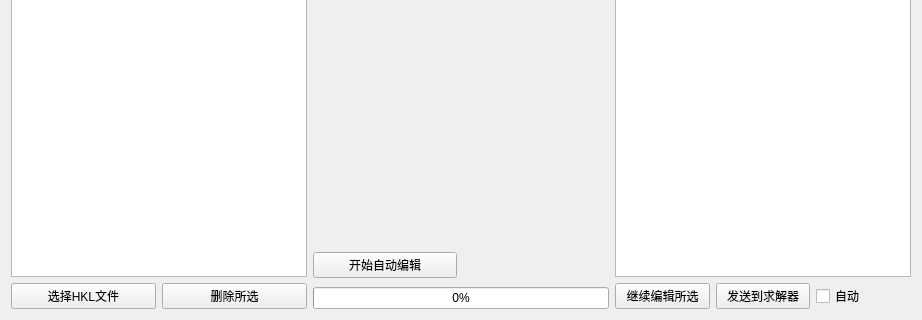
First picture: the form in crystaltoolgui/qt/tabhkleditor.ui, repository jingshenSN2/CrystalTool, before the edit; both pictures show x 0 to 922 and y 265 to 585 of the 922 by 585 pixel window.
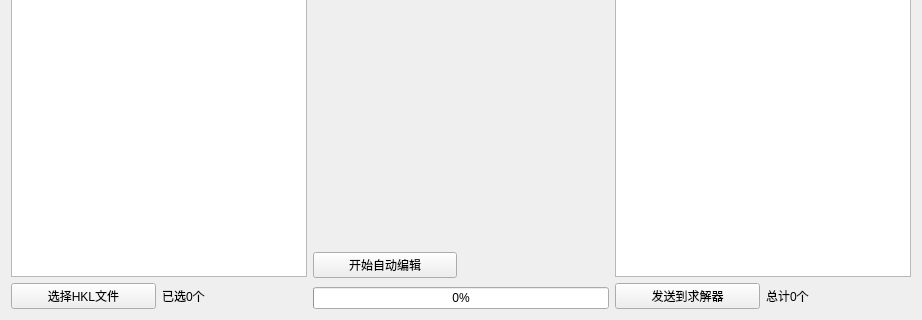
Second picture: the form after the edit.

The edit to the form file:
```diff
--- a/crystaltoolgui/qt/tabhkleditor.ui
+++ b/crystaltoolgui/qt/tabhkleditor.ui
@@ -40,9 +40,9 @@
         </widget>
        </item>
        <item>
-        <widget class="QPushButton" name="pB_editor_delect_origin">
+        <widget class="QLabel" name="l_editor_count">
          <property name="text">
-          <string>删除所选</string>
+                <string>已选0个</string>
          </property>
         </widget>
        </item>
@@ -181,13 +181,6 @@
      </item>
      <item>
       <layout class="QHBoxLayout" name="hL_editor_pB2">
-       <item>
-        <widget class="QPushButton" name="pB_editor_reselect">
-         <property name="text">
-          <string>继续编辑所选</string>
-         </property>
-        </widget>
-       </item>
        <item>
         <widget class="QPushButton" name="pB_editor_send">
          <property name="text">
@@ -196,9 +189,9 @@
         </widget>
        </item>
        <item>
-        <widget class="QCheckBox" name="cB_editor_autosend">
+           <widget class="QLabel" name="l_editor_new_count">
          <property name="text">
-          <string>自动</string>
+                   <string>总计0个</string>
          </property>
         </widget>
        </item>
```
Left out of the diff: 2 changed lines with no effect on the pictures. Lines whose indentation alone changed are shown as unchanged.
